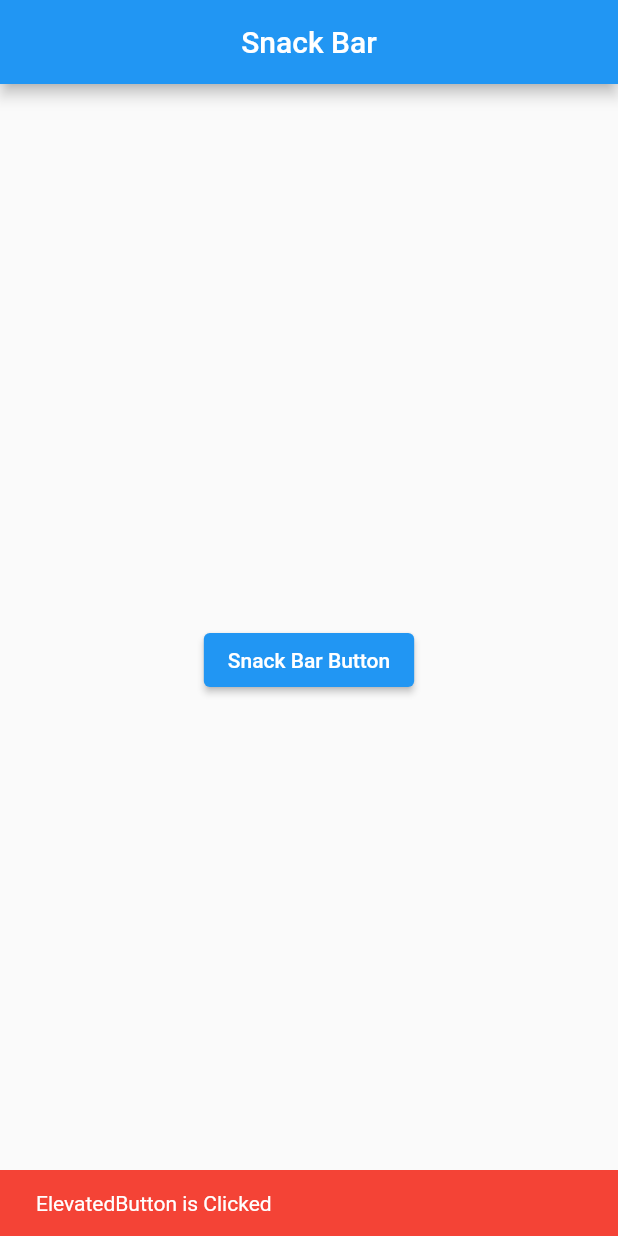
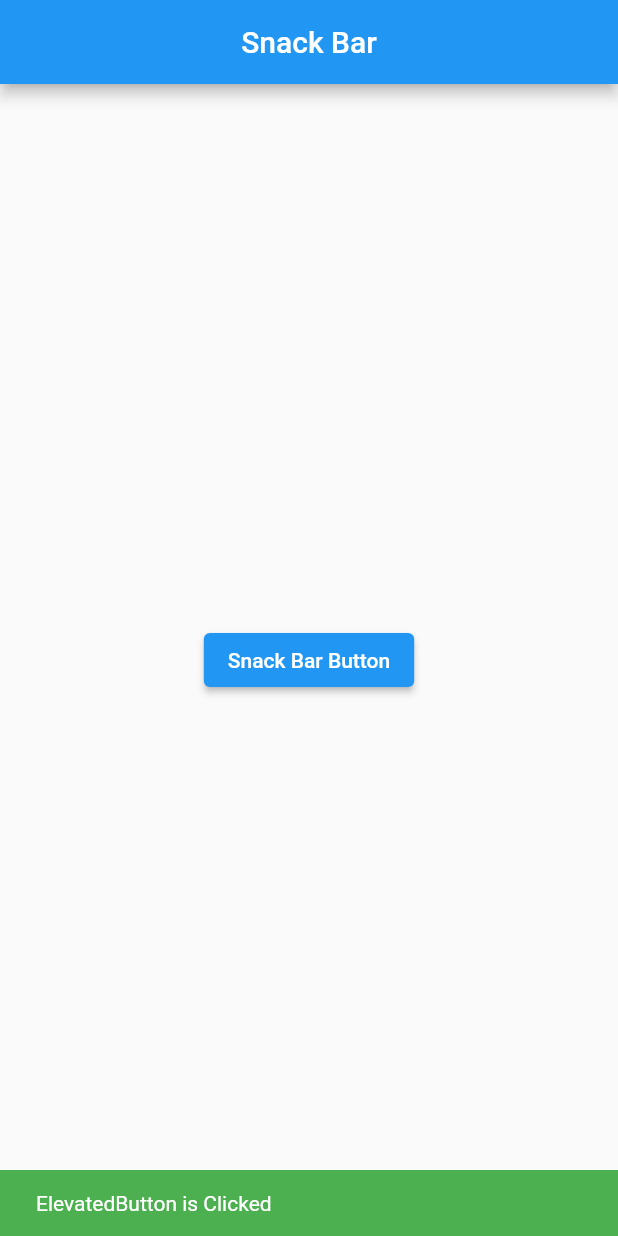
Before and after one commit to sy2bgreat/alignment_app, a Flutter app: the screen it shows after launch, after a tap on "Snack Bar Button", on a phone screen of 412 x 824 dp. Run offline on Flutter 3.47's test engine with Material 2 defaults, Android fonts, the light colour scheme and no system bars.

Commit message:
divided the class in the same file

```diff
--- a/lib/main.dart
+++ b/lib/main.dart
@@ -7,7 +7,6 @@ void main() {
 class MyApp extends StatelessWidget {
   const MyApp({Key? key}) : super(key: key);
 
-  // This widget is the root of your application.
   @override
   Widget build(BuildContext context) {
     return MaterialApp(
@@ -39,20 +38,34 @@ class MyHomePage extends StatelessWidget {
         title: const Text("Snack Bar"),
         centerTitle: true,
       ),
-      body: Center(
+      body: const MySnackBar(),
+    );
+  }
+}
+//class (위젯) 분리
+
+class MySnackBar extends StatelessWidget {
+  const MySnackBar({Key? key}) : super(key: key);
+
+  @override
+  Widget build(BuildContext context) {
+    return Center(
       child: ElevatedButton(
         onPressed: () {
           ScaffoldMessenger.of(context).showSnackBar(const SnackBar(
             content: Text("ElevatedButton is Clicked"),
             duration: Duration(seconds: 2),
-              backgroundColor: Colors.red,
+            backgroundColor: Colors.green,
           ));
 
           //snapshot메모리의 변수를 가져오며 화면에 표시할때
         },
         child: const Text('Snack Bar Button'),
       ),
-      ),
     );
   }
 }
+
+//안드로이드는 mvc -> view 와 controller를 구분해서 코딩
+//mvvm 아이오에스
+//Bloc PATTERN : 플러터, 클래스 분리해서 쓰는 것 (디자인 위젯들 나눠서 쓰자)
```
Lines whose indentation alone changed are shown as unchanged.
